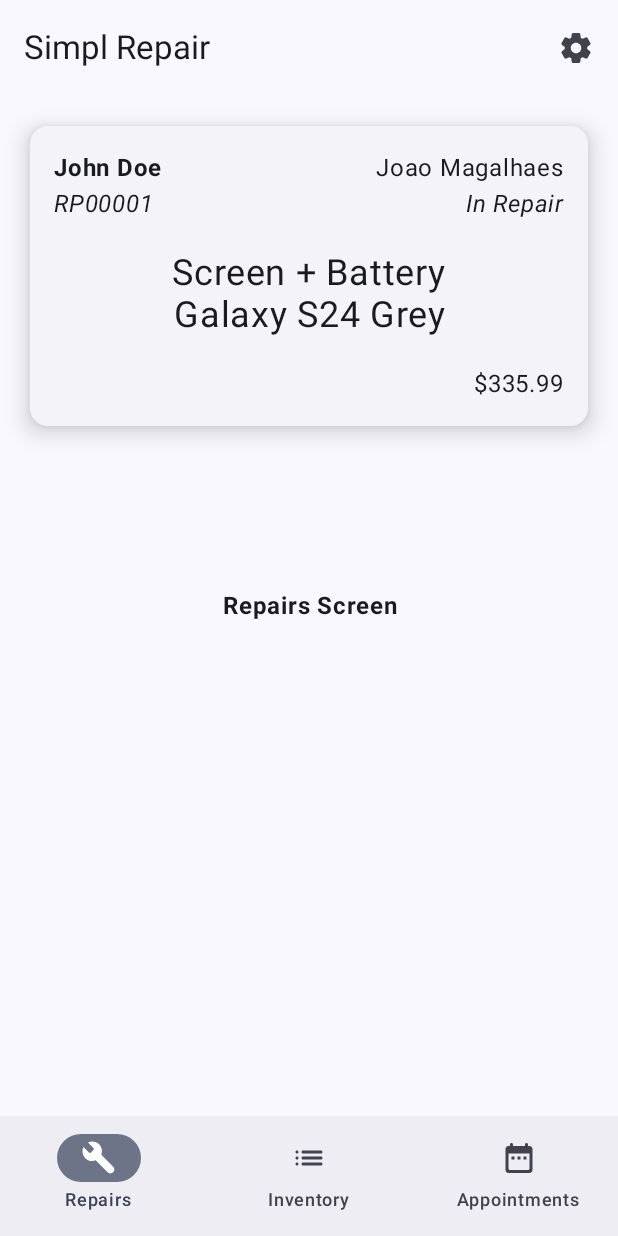
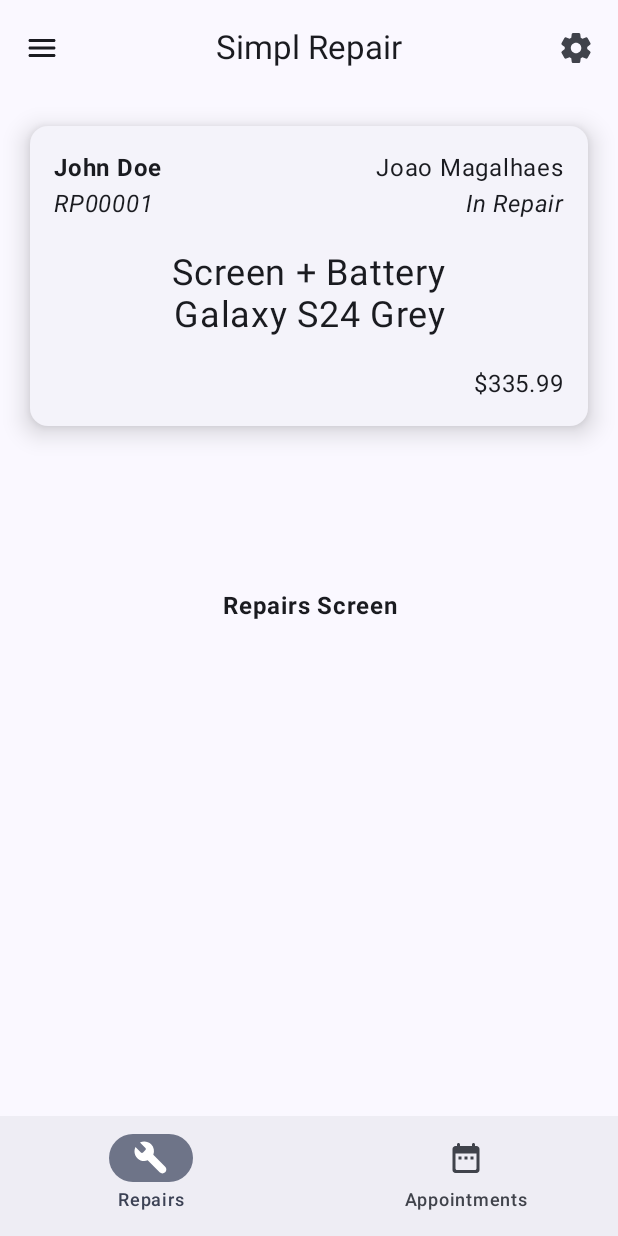
Before and after one commit to jfjoao12/simplrepair, an Android app built with Jetpack Compose: the screen it shows after launch (MainActivity), on a phone screen of 412 x 824 dp. Run offline under Robolectric (Android 15) with nearby library versions, the phone set to English and light mode, and no system bars.

Commit message:
Added simple menu with Inventory navigation option

```diff
--- a/app/src/main/java/com/example/project_simplrepair/MainActivity.kt
+++ b/app/src/main/java/com/example/project_simplrepair/MainActivity.kt
@@ -5,22 +5,37 @@ import androidx.activity.ComponentActivity
 import androidx.activity.compose.setContent
 import androidx.activity.enableEdgeToEdge
 import androidx.compose.foundation.layout.Spacer
+import androidx.compose.foundation.layout.fillMaxHeight
 import androidx.compose.foundation.layout.fillMaxSize
+import androidx.compose.foundation.layout.fillMaxWidth
 import androidx.compose.foundation.layout.padding
+import androidx.compose.foundation.layout.size
+import androidx.compose.foundation.layout.width
 import androidx.compose.material.icons.Icons
+import androidx.compose.material.icons.filled.Menu
 import androidx.compose.material3.Icon
 import androidx.compose.material.icons.materialIcon
+import androidx.compose.material.icons.rounded.Menu
 import androidx.compose.material.icons.rounded.Settings
+import androidx.compose.material3.CenterAlignedTopAppBar
+import androidx.compose.material3.DrawerValue
 import androidx.compose.material3.ExperimentalMaterial3Api
+import androidx.compose.material3.HorizontalDivider
 import androidx.compose.material3.IconButton
+import androidx.compose.material3.ModalDrawerSheet
+import androidx.compose.material3.ModalNavigationDrawer
 import androidx.compose.material3.Scaffold
 import androidx.compose.material3.SegmentedButtonDefaults.Icon
 import androidx.compose.material3.Text
+import androidx.compose.material3.TextButton
 import androidx.compose.material3.TopAppBar
+import androidx.compose.material3.rememberDrawerState
 import androidx.compose.runtime.Composable
 import androidx.compose.runtime.mutableStateOf
+import androidx.compose.runtime.rememberCoroutineScope
 import androidx.compose.ui.Modifier
 import androidx.compose.ui.tooling.preview.Preview
+import androidx.compose.ui.unit.dp
 import androidx.navigation.NavController
 import androidx.navigation.NavHostController
 import androidx.navigation.compose.NavHost
@@ -33,6 +48,7 @@ import com.example.project_simplrepair.Screen.InventoryScreen
 import com.example.project_simplrepair.Screen.RepairScreen
 import com.example.project_simplrepair.Screen.SettingsScreen
 import com.example.project_simplrepair.ui.theme.ProjectSimplRepairTheme
+import kotlinx.coroutines.launch
 
 class MainActivity : ComponentActivity() {
     override fun onCreate(savedInstanceState: Bundle?) {
@@ -48,24 +64,66 @@ class MainActivity : ComponentActivity() {
 
                     App(
                         navController = navController,
-                        modifier = Modifier.padding(innerPadding)
+                        modifier = Modifier
+                            .padding(innerPadding)
                         )
                 }
             }
         }
     }
 }
-
 @OptIn(ExperimentalMaterial3Api::class)
 @Composable
 fun App (navController: NavController, modifier: Modifier) {
 //    var option by remember {
 //        mutableStateOf()
 //    }
-    Scaffold (
+    val drawerState = rememberDrawerState(initialValue = DrawerValue.Closed)
+    val scopeMenu = rememberCoroutineScope()
+    ModalNavigationDrawer(
+
+        drawerState = drawerState,
+        drawerContent = {
+            ModalDrawerSheet {
+                HorizontalDivider()
+                TextButton(
+                    onClick = {
+                        scopeMenu.launch {
+                            drawerState.apply {
+                                close()
+                            }
+                        }
+                        navController.navigate(Destination.Inventory.route)
+                    },
+                    content = {
+                        Text("Inventory")
+                    }
+
+                )
+                // Add more items here for navigation if needed
+            }
+        },
+    ) {
+        Scaffold(
             topBar = {
-            TopAppBar(
-                title = { Text("Simpl Repair")},
+                CenterAlignedTopAppBar(
+                    navigationIcon = {
+                        IconButton(
+                            onClick = {
+                                scopeMenu.launch {
+                                    drawerState.apply {
+                                        if (isClosed) open() else close()
+                                    }
+                                }
+                        }
+                        ) {
+                            Icon(
+                                imageVector = Icons.Rounded.Menu,
+                                contentDescription = "Navigation Icon"
+                            )
+                        }
+                    },
+                    title = { Text("Simpl Repair") },
                     actions = {
                         IconButton(
                             onClick = {
@@ -81,12 +139,16 @@ fun App (navController: NavController, modifier: Modifier) {
                 )
             },
             bottomBar = { BottomNav(navController = navController) }
-    ){ paddingValues ->
+        ) { paddingValues ->
             paddingValues.calculateBottomPadding()
-        Spacer(modifier = Modifier.padding(paddingValues))
+            Spacer(
+                modifier = Modifier
+                    .padding(paddingValues)
+                    .fillMaxWidth()
+            )
             NavHost(
-            navController= navController as NavHostController,
-            startDestination = Destination.Main.route
+                navController = navController as NavHostController,
+                startDestination = Destination.Main.route,
             ) {
                 composable(Destination.Main.route) {
                     RepairScreen(paddingValues)
@@ -104,3 +166,4 @@ fun App (navController: NavController, modifier: Modifier) {
 
         }
     }
+}
--- a/app/src/main/java/com/example/project_simplrepair/Navigation/Navigation.kt
+++ b/app/src/main/java/com/example/project_simplrepair/Navigation/Navigation.kt
@@ -37,22 +37,22 @@ fun BottomNav(navController: NavController) {
             label = { Text(text = Destination.Main.route) }
         )
         // Inventory navbar item
-        NavigationBarItem(
-            selected = currentDestination?.route == Destination.Inventory.route,
-            onClick = {
-                navController.navigate(Destination.Inventory.route) {
-                    popUpTo(Destination.Main.route)
-                    launchSingleTop = true
-                }
-            },
-            icon = {
-                Icon(
-                    Icons.AutoMirrored.Rounded.List,
-                    contentDescription = "Inventory"
-                )
-            },
-            label = {Text(text = Destination.Inventory.route)}
-        )
+//        NavigationBarItem(
+//            selected = currentDestination?.route == Destination.Inventory.route,
+//            onClick = {
+//                navController.navigate(Destination.Inventory.route) {
+//                    popUpTo(Destination.Main.route)
+//                    launchSingleTop = true
+//                }
+//            },
+//            icon = {
+//                Icon(
+//                    Icons.AutoMirrored.Rounded.List,
+//                    contentDescription = "Inventory"
+//                )
+//            },
+//            label = {Text(text = Destination.Inventory.route)}
+//        )
         NavigationBarItem(
             selected = currentDestination?.route == Destination.Appointments.route,
             onClick = {
```
Lines whose indentation alone changed are shown as unchanged.
